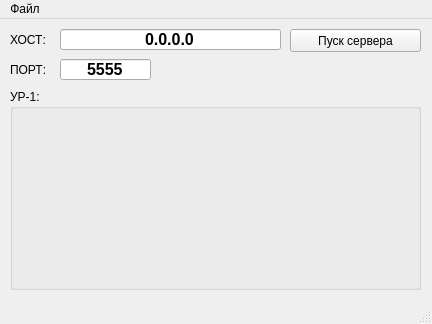
Old version of the form mainwindow.ui in the repository verbkinm/esp8266-server.
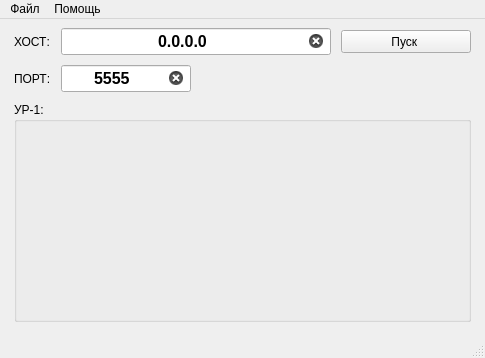
New version of the form. Icons and pictures are not drawn.

Diff of the .ui file:
```diff
--- a/mainwindow.ui
+++ b/mainwindow.ui
@@ -6,52 +6,44 @@
    <rect>
     <x>0</x>
     <y>0</y>
-    <width>432</width>
-    <height>324</height>
+    <width>485</width>
+    <height>358</height>
    </rect>
   </property>
   <property name="windowTitle">
    <string>Панель управления изделиями УР-1</string>
   </property>
   <widget class="QWidget" name="centralwidget">
-   <widget class="QLineEdit" name="host">
-    <property name="enabled">
-     <bool>true</bool>
-    </property>
-    <property name="geometry">
-     <rect>
-      <x>60</x>
-      <y>10</y>
-      <width>221</width>
-      <height>21</height>
-     </rect>
-    </property>
-    <property name="font">
-     <font>
-      <pointsize>12</pointsize>
-      <weight>75</weight>
-      <bold>true</bold>
-     </font>
-    </property>
+   <layout class="QHBoxLayout" name="horizontalLayout">
+    <item>
+     <layout class="QGridLayout" name="gridLayout" columnstretch="0,1,1,1">
+      <property name="leftMargin">
+       <number>5</number>
+      </property>
+      <property name="topMargin">
+       <number>0</number>
+      </property>
+      <property name="rightMargin">
+       <number>5</number>
+      </property>
+      <property name="bottomMargin">
+       <number>5</number>
+      </property>
+      <property name="spacing">
+       <number>10</number>
+      </property>
+      <item row="1" column="0">
+       <widget class="QLabel" name="label_port">
     <property name="text">
-     <string>0.0.0.0</string>
-    </property>
-    <property name="alignment">
-     <set>Qt::AlignCenter</set>
-    </property>
-   </widget>
+         <string>ПОРТ:</string>
+        </property>
+       </widget>
+      </item>
+      <item row="1" column="1">
    <widget class="QLineEdit" name="port">
     <property name="enabled">
      <bool>true</bool>
     </property>
-    <property name="geometry">
-     <rect>
-      <x>60</x>
-      <y>40</y>
-      <width>91</width>
-      <height>21</height>
-     </rect>
-    </property>
     <property name="font">
      <font>
       <pointsize>12</pointsize>
@@ -59,83 +51,127 @@
       <bold>true</bold>
      </font>
     </property>
+        <property name="inputMask">
+         <string/>
+        </property>
     <property name="text">
      <string>5555</string>
     </property>
+        <property name="echoMode">
+         <enum>QLineEdit::Normal</enum>
+        </property>
     <property name="alignment">
      <set>Qt::AlignCenter</set>
     </property>
-   </widget>
-   <widget class="QLabel" name="label">
-    <property name="geometry">
-     <rect>
-      <x>10</x>
-      <y>10</y>
-      <width>71</width>
-      <height>21</height>
-     </rect>
-    </property>
+        <property name="clearButtonEnabled">
+         <bool>true</bool>
+        </property>
+       </widget>
+      </item>
+      <item row="0" column="0">
+       <widget class="QLabel" name="label_host">
     <property name="text">
      <string>ХОСТ:</string>
     </property>
    </widget>
-   <widget class="QLabel" name="label_2">
-    <property name="geometry">
-     <rect>
-      <x>10</x>
-      <y>40</y>
-      <width>71</width>
-      <height>21</height>
-     </rect>
+      </item>
+      <item row="0" column="1" colspan="2">
+       <widget class="QLineEdit" name="host">
+        <property name="enabled">
+         <bool>true</bool>
+        </property>
+        <property name="font">
+         <font>
+          <pointsize>12</pointsize>
+          <weight>75</weight>
+          <bold>true</bold>
+         </font>
     </property>
     <property name="text">
-     <string>ПОРТ:</string>
-    </property>
-   </widget>
+         <string>0.0.0.0</string>
+        </property>
+        <property name="alignment">
+         <set>Qt::AlignCenter</set>
+        </property>
+        <property name="clearButtonEnabled">
+         <bool>true</bool>
+        </property>
+       </widget>
+      </item>
+      <item row="0" column="3">
    <widget class="QPushButton" name="start_listening">
-    <property name="geometry">
-     <rect>
-      <x>290</x>
-      <y>10</y>
-      <width>131</width>
+        <property name="minimumSize">
+         <size>
+          <width>90</width>
       <height>23</height>
-     </rect>
+         </size>
     </property>
     <property name="text">
-     <string>Пуск сервера</string>
-    </property>
-   </widget>
+         <string>Пуск </string>
+        </property>
+       </widget>
+      </item>
+      <item row="1" column="2">
+       <spacer name="horizontalSpacer">
+        <property name="orientation">
+         <enum>Qt::Horizontal</enum>
+        </property>
+        <property name="sizeHint" stdset="0">
+         <size>
+          <width>40</width>
+          <height>20</height>
+         </size>
+        </property>
+       </spacer>
+      </item>
+      <item row="2" column="0" colspan="4">
    <widget class="QGroupBox" name="groupBox">
-    <property name="geometry">
-     <rect>
-      <x>10</x>
-      <y>70</y>
-      <width>411</width>
-      <height>201</height>
-     </rect>
-    </property>
     <property name="title">
      <string>УР-1:</string>
     </property>
    </widget>
+      </item>
+      <item row="1" column="3">
+       <widget class="QLabel" name="attention">
+        <property name="text">
+         <string/>
+        </property>
+        <property name="pixmap">
+         <pixmap resource="img/img.qrc">:/attention.png</pixmap>
+        </property>
+        <property name="alignment">
+         <set>Qt::AlignCenter</set>
+        </property>
+       </widget>
+      </item>
+     </layout>
+    </item>
+   </layout>
   </widget>
   <widget class="QMenuBar" name="menubar">
    <property name="geometry">
     <rect>
      <x>0</x>
      <y>0</y>
-     <width>432</width>
+     <width>485</width>
      <height>21</height>
     </rect>
    </property>
-   <widget class="QMenu" name="menu">
+   <widget class="QMenu" name="menuFile">
     <property name="title">
      <string>Файл</string>
     </property>
     <addaction name="separator"/>
     <addaction name="action"/>
    </widget>
-   <addaction name="menu"/>
+   <widget class="QMenu" name="menuHelp">
+    <property name="title">
+     <string>Помощь</string>
+    </property>
+    <addaction name="ErrorList"/>
+   </widget>
+   <addaction name="menuFile"/>
+   <addaction name="menuHelp"/>
   </widget>
   <widget class="QStatusBar" name="statusbar"/>
   <action name="action">
```
Left out of the diff: 23 changed lines with no effect on the pictures. Lines whose indentation alone changed are shown as unchanged.
